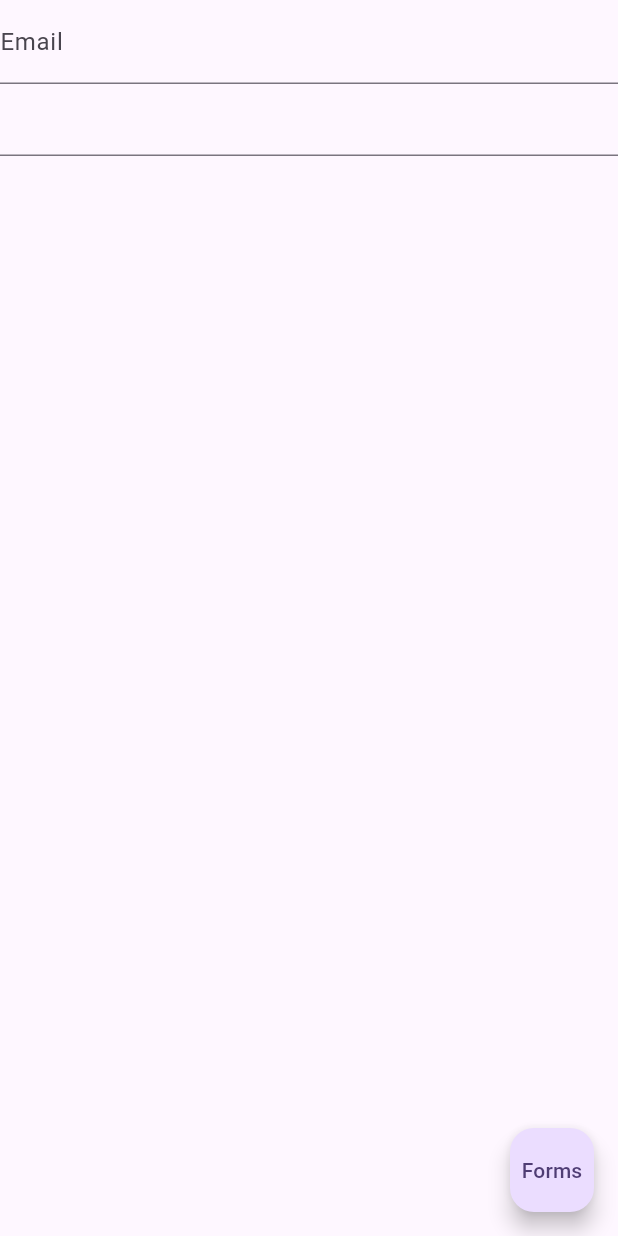
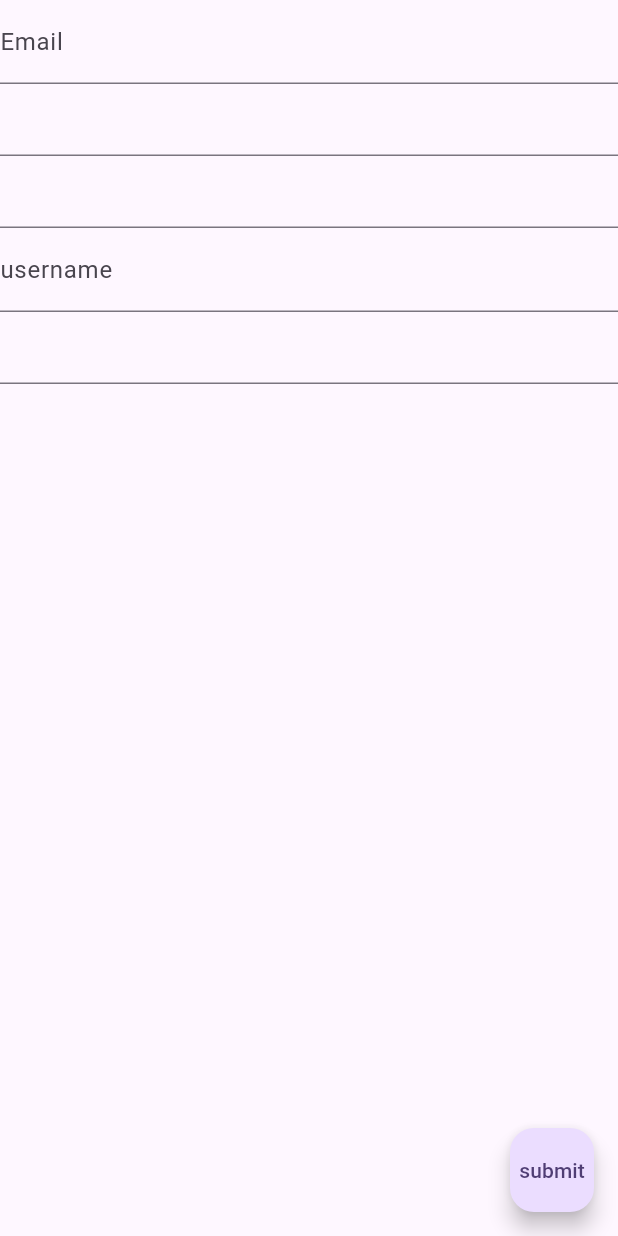
Before and after one commit to stephenonchieku1/fdemon, a Flutter app: the screen it shows after launch, on a phone screen of 412 x 824 dp. Run offline on Flutter 3.47's test engine with Material 3 defaults, Android fonts, the phone set to English and light mode, and no system bars.

Commit message:
completed Form Validation

```diff
--- a/lib/forms.dart
+++ b/lib/forms.dart
@@ -18,7 +18,7 @@ class _myFormState extends State<myForm> {
               print('form submitted');
             }
       },
-      child: const Text("Forms"),
+      child: const Text("submit"),
       ),
       body: Form(
         key: _formKey,
@@ -38,6 +38,22 @@ class _myFormState extends State<myForm> {
                   return null;
                 } ,
             ),
+             TextFormField(),
+              TextFormField(),
+             TextFormField(
+              decoration: const InputDecoration(
+                labelText: 'username',
+              ),
+                onChanged: (String newValue){
+                  },
+                validator: (String? submittedValue){
+                  if(submittedValue!.isEmpty || submittedValue == null){
+
+                    return ' username cannot be empty ';
+                  }
+                  return null;
+                } ,
+            ),
             TextFormField(),
           ],
         ),
```
